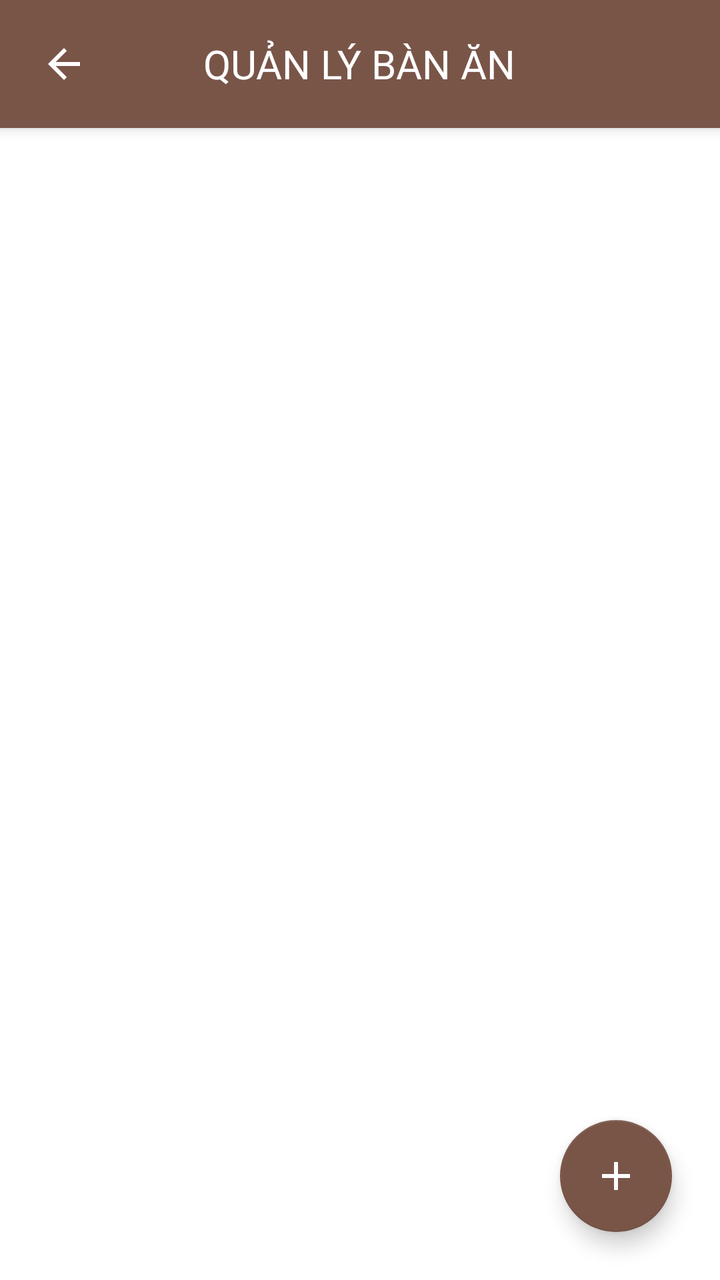
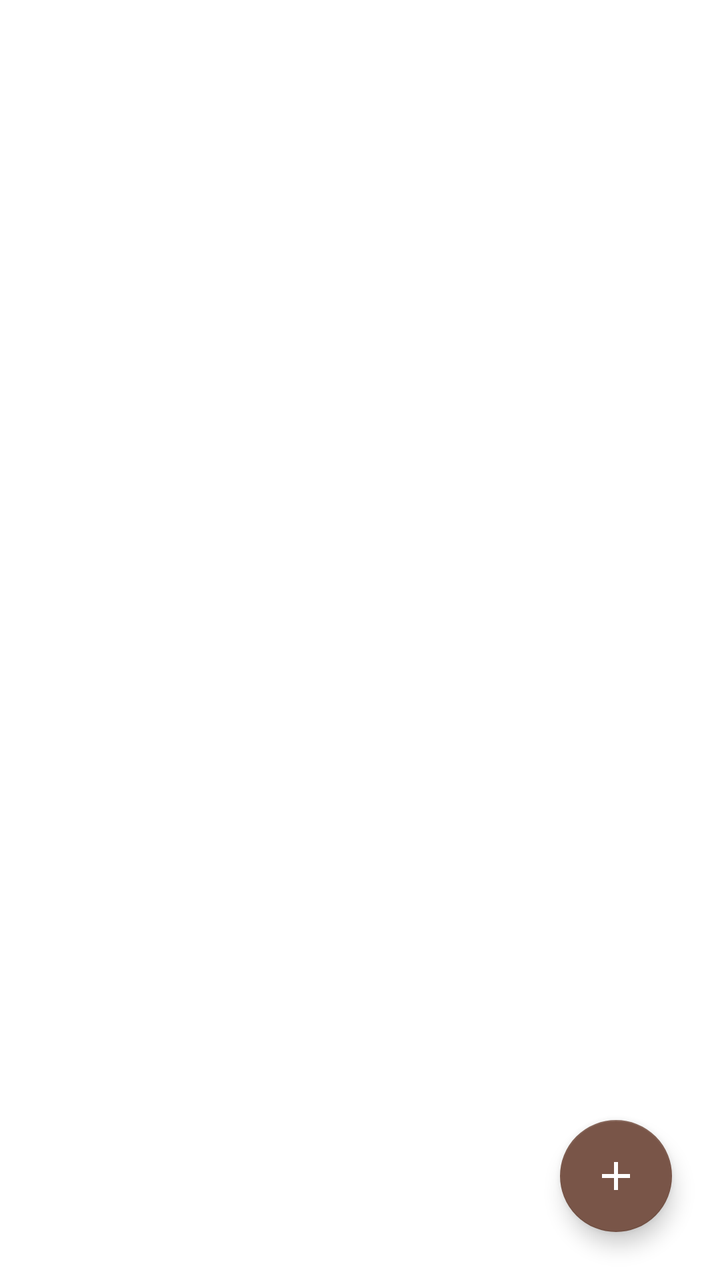

The first picture is an Android layout as it rendered before a commit; the second is the same layout after the commit. The layout source and the unified diff follow.
<!-- AndroidManifest.xml: application theme Theme.OrderDrinkApp -->
<!-- res/layout/displaytable_layout.xml -->
<?xml version="1.0" encoding="utf-8"?>
<LinearLayout xmlns:android="http://schemas.android.com/apk/res/android"
    xmlns:app="http://schemas.android.com/apk/res-auto"
    android:layout_width="match_parent"
    android:layout_height="match_parent"
    android:background="@color/white"
    android:orientation="vertical">

    
    <RelativeLayout
        android:layout_width="match_parent"
        android:layout_height="64dp"
        android:background="@color/colorPrimary"
        android:elevation="4dp"
        android:padding="8dp">

        <ImageView
            android:id="@+id/img_table_Back"
            android:layout_width="48dp"
            android:layout_height="48dp"
            android:layout_alignParentStart="true"
            android:layout_centerVertical="true"
            android:background="?attr/selectableItemBackgroundBorderless"
            android:padding="12dp"
            android:src="@drawable/ic_baseline_arrow_back_24"
            app:tint="@color/white" />

        <TextView
            android:layout_width="wrap_content"
            android:layout_height="wrap_content"
            android:layout_centerInParent="true"
            android:fontFamily="@font/muli_black"
            android:text="@string/table_list_title"
            android:textColor="@color/white"
            android:textSize="20sp"
            android:textAllCaps="true" />

    </RelativeLayout>

    <FrameLayout
        android:layout_width="match_parent"
        android:layout_height="match_parent">

        <GridView
            android:id="@+id/gvDisplayTable"
            android:layout_width="match_parent"
            android:layout_height="match_parent"
            android:numColumns="2"
            android:padding="8dp"
            android:clipToPadding="false"
            android:verticalSpacing="8dp"
            android:horizontalSpacing="8dp" />

        <include layout="@layout/layout_empty_state" />

        <com.google.android.material.floatingactionbutton.FloatingActionButton
            android:id="@+id/fab_add_table"
            android:layout_width="wrap_content"
            android:layout_height="wrap_content"
            android:layout_gravity="bottom|end"
            android:layout_margin="24dp"
            android:src="@drawable/ic_baseline_add_24"
            android:contentDescription="@string/addTable"
            app:backgroundTint="@color/colorPrimary"
            app:tint="@android:color/white"/>

    </FrameLayout>
</LinearLayout>
<!-- res/layout/layout_empty_state.xml (included above) -->
<?xml version="1.0" encoding="utf-8"?>
<LinearLayout xmlns:android="http://schemas.android.com/apk/res/android"
    xmlns:app="http://schemas.android.com/apk/res-auto"
    xmlns:tools="http://schemas.android.com/tools"
    android:id="@+id/layout_empty_state"
    android:layout_width="match_parent"
    android:layout_height="match_parent"
    android:gravity="center_vertical|center_horizontal"
    android:orientation="vertical"
    android:padding="32dp"
    android:visibility="gone">

    <ImageView
        android:layout_width="120dp"
        android:layout_height="120dp"
        android:src="@drawable/ic_baseline_restaurant_menu_24"
        app:tint="@color/grey"
        android:contentDescription="@string/empty_list_title" />

    <TextView
        android:id="@+id/txt_empty_StateTitle"
        android:layout_width="wrap_content"
        android:layout_height="wrap_content"
        android:layout_marginTop="16dp"
        android:fontFamily="@font/muli_black"
        android:text="@string/empty_list_title"
        android:textColor="@color/black"
        android:textSize="20sp"
        android:gravity="center_horizontal" />

    <TextView
        android:id="@+id/txt_empty_StateDesc"
        android:layout_width="wrap_content"
        android:layout_height="wrap_content"
        android:layout_marginTop="8dp"
        android:fontFamily="@font/muli"
        android:gravity="center_horizontal"
        android:text="@string/empty_list_desc"
        android:textColor="@color/grey"
        android:textSize="14sp" />

</LinearLayout>
<!-- resources referenced by this layout -->
<resources>
  <color name="black">#212121</color>
  <color name="colorPrimary">#795548</color>
  <color name="grey">#9E9E9E</color>
  <color name="white">#FFFFFF</color>
  <!-- drawable ic_baseline_add_24 (drawable) -->
  <vector xmlns:android="http://schemas.android.com/apk/res/android"
      android:width="28dp"
      android:height="28dp"
      android:viewportWidth="24"
      android:viewportHeight="24"
      android:tint="@color/black">
    <path
        android:fillColor="@android:color/white"
        android:pathData="M19,13h-6v6h-2v-6H5v-2h6V5h2v6h6v2z"/>
  </vector>
  <!-- drawable ic_baseline_arrow_back_24 (drawable) -->
  <vector xmlns:android="http://schemas.android.com/apk/res/android"
      android:width="24dp"
      android:height="24dp"
      android:viewportWidth="24"
      android:viewportHeight="24"
      android:tint="@color/black">
    <path
        android:fillColor="@android:color/white"
        android:pathData="M20,11H7.83l5.59,-5.59L12,4l-8,8 8,8 1.41,-1.41L7.83,13H20v-2z"/>
  </vector>
  <!-- drawable ic_baseline_restaurant_menu_24 (drawable) -->
  <vector xmlns:android="http://schemas.android.com/apk/res/android"
      android:width="24dp"
      android:height="24dp"
      android:viewportWidth="24"
      android:viewportHeight="24"
      android:tint="?attr/colorControlNormal">
    <path
        android:fillColor="@android:color/white"
        android:pathData="M8.1,13.34l2.83,-2.83L3.91,3.5c-1.56,1.56 -1.56,4.09 0,5.66l4.19,4.18zM14.88,11.53c1.53,0.71 3.68,0.21 5.27,-1.38 1.91,-1.91 2.28,-4.65 0.81,-6.12 -1.46,-1.46 -4.2,-1.1 -6.12,0.81 -1.59,1.59 -2.09,3.74 -1.38,5.27L3.7,19.87l1.41,1.41L12,14.41l6.88,6.88 1.41,-1.41L13.41,13l1.47,-1.47z"/>
  </vector>
  <string name="addTable">Thêm bàn ăn</string>
  <string name="empty_list_desc">Hiện tại chưa có dữ liệu nào được hiển thị ở đây.</string>
  <string name="empty_list_title">Danh sách trống</string>
  <string name="table_list_title">Quản lý bàn ăn</string>
  <style name="Theme.OrderDrinkApp" parent="Theme.MaterialComponents.Light.NoActionBar.Bridge">
  
          
          <item name="colorPrimary">@color/purple_500</item>
          <item name="colorPrimaryVariant">@color/purple_700</item>
          <item name="colorOnPrimary">@color/white</item>
          
          <item name="colorSecondary">@color/teal_200</item>
          <item name="colorSecondaryVariant">@color/teal_700</item>
          <item name="colorOnSecondary">@color/black</item>
          
          <item name="android:statusBarColor" tools:targetApi="l">?attr/colorPrimaryVariant</item>
          
      </style>
  <color name="purple_500">#795548</color>
  <color name="purple_700">#5D4037</color>
  <color name="teal_200">#80CBC4</color>
  <color name="teal_700">#00796B</color>
</resources>

<!-- the commit's change to res/layout/displaytable_layout.xml (unified diff, before → after) -->
@@ -6,36 +6,6 @@
     android:background="@color/white"
     android:orientation="vertical">
 
-    
-    <RelativeLayout
-        android:layout_width="match_parent"
-        android:layout_height="64dp"
-        android:background="@color/colorPrimary"
-        android:elevation="4dp"
-        android:padding="8dp">
-
-        <ImageView
-            android:id="@+id/img_table_Back"
-            android:layout_width="48dp"
-            android:layout_height="48dp"
-            android:layout_alignParentStart="true"
-            android:layout_centerVertical="true"
-            android:background="?attr/selectableItemBackgroundBorderless"
-            android:padding="12dp"
-            android:src="@drawable/ic_baseline_arrow_back_24"
-            app:tint="@color/white" />
-
-        <TextView
-            android:layout_width="wrap_content"
-            android:layout_height="wrap_content"
-            android:layout_centerInParent="true"
-            android:fontFamily="@font/muli_black"
-            android:text="@string/table_list_title"
-            android:textColor="@color/white"
-            android:textSize="20sp"
-            android:textAllCaps="true" />
-
-    </RelativeLayout>
 
     <FrameLayout
         android:layout_width="match_parent"
<!-- resource entries referenced after the edit -->
@@ -15,17 +15,6 @@
         android:fillColor="@android:color/white"
         android:pathData="M19,13h-6v6h-2v-6H5v-2h6V5h2v6h6v2z"/>
   </vector>
-  <!-- drawable ic_baseline_arrow_back_24 (drawable) -->
-  <vector xmlns:android="http://schemas.android.com/apk/res/android"
-      android:width="24dp"
-      android:height="24dp"
-      android:viewportWidth="24"
-      android:viewportHeight="24"
-      android:tint="@color/black">
-    <path
-        android:fillColor="@android:color/white"
-        android:pathData="M20,11H7.83l5.59,-5.59L12,4l-8,8 8,8 1.41,-1.41L7.83,13H20v-2z"/>
-  </vector>
   <!-- drawable ic_baseline_restaurant_menu_24 (drawable) -->
   <vector xmlns:android="http://schemas.android.com/apk/res/android"
       android:width="24dp"
@@ -40,7 +29,6 @@
   <string name="addTable">Thêm bàn ăn</string>
   <string name="empty_list_desc">Hiện tại chưa có dữ liệu nào được hiển thị ở đây.</string>
   <string name="empty_list_title">Danh sách trống</string>
-  <string name="table_list_title">Quản lý bàn ăn</string>
   <style name="Theme.OrderDrinkApp" parent="Theme.MaterialComponents.Light.NoActionBar.Bridge">
   
           
